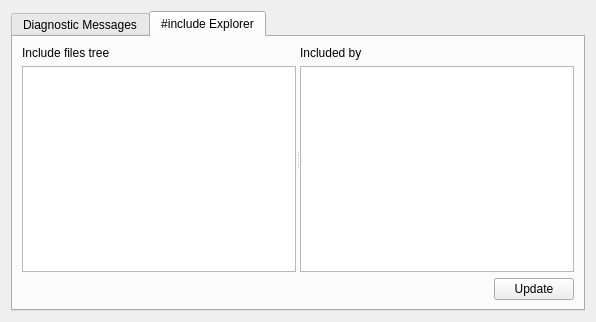
Before: the Qt Designer form src/plugin_tool_view.ui in zaufi/kate-cpp-helper-plugin, drawn with Qt 5.
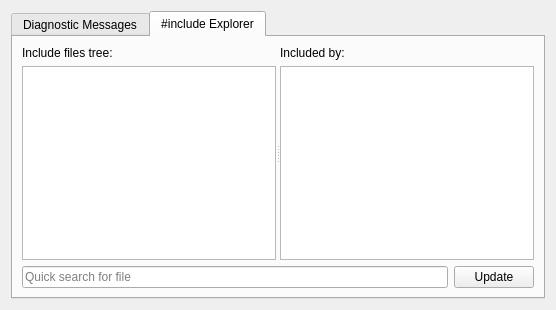
After: the same form once the commit is applied. The open tabs and pages were chosen to show the change. Custom widgets are drawn as their Qt base class.

Commit message: add a quick search (filter) to the `#include` explorer

```diff
--- a/src/plugin_tool_view.ui
+++ b/src/plugin_tool_view.ui
@@ -2,14 +2,6 @@
 <ui version="4.0">
  <class>PluginToolViewWidget</class>
  <widget class="QWidget" name="PluginToolViewWidget">
-  <property name="geometry">
-   <rect>
-    <x>0</x>
-    <y>0</y>
-    <width>596</width>
-    <height>322</height>
-   </rect>
-  </property>
   <property name="windowTitle">
    <string>Form</string>
   </property>
@@ -51,17 +43,17 @@
          <property name="orientation">
           <enum>Qt::Horizontal</enum>
          </property>
-         <widget class="QWidget" name="">
+         <widget class="QWidget" name="layoutWidget1">
           <layout class="QVBoxLayout" name="ivl2">
            <item>
             <widget class="QLabel" name="treeLabel">
              <property name="text">
-              <string>Include files tree</string>
+              <string>Include files tree:</string>
              </property>
             </widget>
            </item>
            <item>
-            <widget class="QTreeView" name="includesTree">
+            <widget class="QTreeWidget" name="includesTree">
              <property name="toolTip">
               <string/>
              </property>
@@ -71,16 +63,24 @@
              <property name="editTriggers">
               <set>QAbstractItemView::NoEditTriggers</set>
              </property>
+             <property name="headerHidden">
+              <bool>true</bool>
+             </property>
+             <column>
+              <property name="text">
+               <string notr="true">1</string>
+              </property>
+             </column>
             </widget>
            </item>
           </layout>
          </widget>
-         <widget class="QWidget" name="">
+         <widget class="QWidget" name="layoutWidget2">
           <layout class="QVBoxLayout" name="ivl1">
            <item>
             <widget class="QLabel" name="includedByLabel">
              <property name="text">
-              <string>Included by</string>
+              <string>Included by:</string>
              </property>
             </widget>
            </item>
@@ -104,17 +104,14 @@
        <item>
         <layout class="QHBoxLayout" name="horizontalLayout">
          <item>
-          <spacer name="horizontalSpacer">
-           <property name="orientation">
-            <enum>Qt::Horizontal</enum>
+          <widget class="KTreeWidgetSearchLine" name="searchFilter">
+           <property name="toolTip">
+            <string>Quick find in a tree</string>
            </property>
-           <property name="sizeHint" stdset="0">
-            <size>
-             <width>40</width>
-             <height>20</height>
-            </size>
+           <property name="placeholderText">
+            <string>Quick search for file</string>
            </property>
-          </spacer>
+          </widget>
          </item>
          <item>
           <widget class="KPushButton" name="updateButton">
@@ -135,11 +132,21 @@
   </layout>
  </widget>
  <customwidgets>
+  <customwidget>
+   <class>KLineEdit</class>
+   <extends>QLineEdit</extends>
+   <header>klineedit.h</header>
+  </customwidget>
   <customwidget>
    <class>KPushButton</class>
    <extends>QPushButton</extends>
    <header>kpushbutton.h</header>
   </customwidget>
+  <customwidget>
+   <class>KTreeWidgetSearchLine</class>
+   <extends>KLineEdit</extends>
+   <header>ktreewidgetsearchline.h</header>
+  </customwidget>
   <customwidget>
    <class>KTextEdit</class>
    <extends>QTextEdit</extends>
```
Left out of the diff: 9 changed lines with no effect on the pictures. The commit also changes 3 other files.
